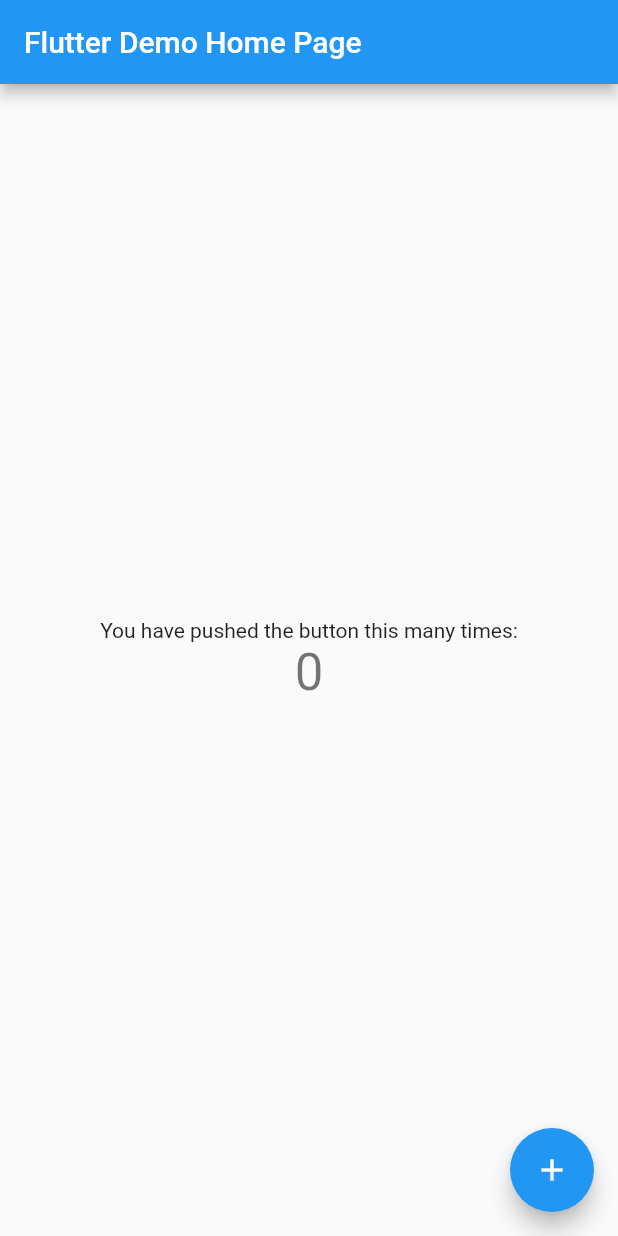
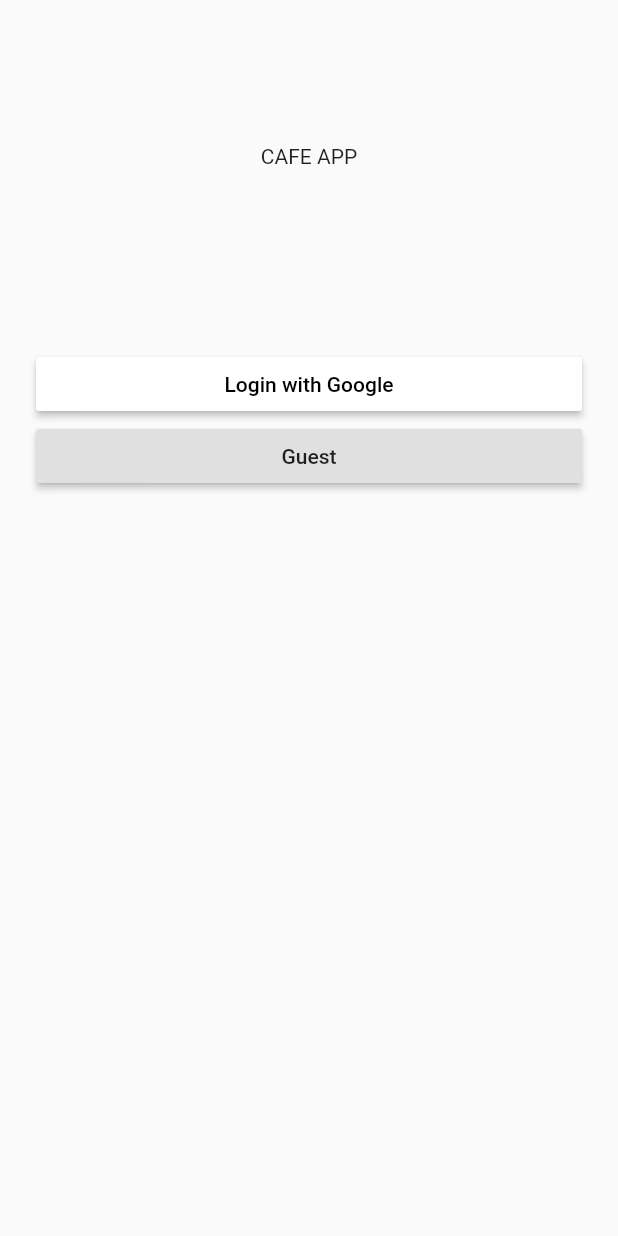
Before and after one commit to minglee68/cafeApp, a Flutter app: the screen it shows after launch, on a phone screen of 412 x 824 dp. Run offline on Flutter 3.47's test engine with Material 2 defaults, Android fonts, the phone set to English and light mode, and no system bars; our stand-ins replace cloud_firestore, firebase_auth, google_sign_in, rxdart; accounts and stored records are empty.

Commit message:
added authentication function and login page and main page

```diff
--- /dev/null
+++ b/lib/login.dart
@@ -0,0 +1,71 @@
+// Copyright 2018-present the Flutter authors. All Rights Reserved.
+//
+// Licensed under the Apache License, Version 2.0 (the "License");
+// you may not use this file except in compliance with the License.
+// You may obtain a copy of the License at
+//
+// http://www.apache.org/licenses/LICENSE-2.0
+//
+// Unless required by applicable law or agreed to in writing, software
+// distributed under the License is distributed on an "AS IS" BASIS,
+// WITHOUT WARRANTIES OR CONDITIONS OF ANY KIND, either express or implied.
+// See the License for the specific language governing permissions and
+// limitations under the License.
+
+import 'package:flutter/material.dart';
+import 'auth.dart';
+
+class LoginPage extends StatefulWidget {
+  @override
+  _LoginPageState createState() => _LoginPageState();
+}
+
+class _LoginPageState extends State<LoginPage> {
+
+  @override
+  Widget build(BuildContext context) {
+    return Scaffold(
+      body: SafeArea(
+        child: ListView(
+          padding: EdgeInsets.symmetric(horizontal: 24.0),
+          children: <Widget>[
+            SizedBox(height: 80.0),
+            Column(
+              children: <Widget>[
+                SizedBox(height: 16.0),
+                Text('CAFE APP'),
+              ],
+            ),
+            SizedBox(height: 120.0),
+            StreamBuilder(
+                stream: authService.user,
+                builder: (context, snapshot) {
+                  if (snapshot.hasData) {
+                    return MaterialButton(
+                      onPressed: () => authService.signOut(),
+                      color: Colors.red,
+                      textColor: Colors.white,
+                      child: Text('Signout'),
+                    );
+                  } else {
+                    return MaterialButton(
+                      onPressed: () => authService.googleSignIn(),
+                      color: Colors.white,
+                      textColor: Colors.black,
+                      child: Text('Login with Google'),
+                    );
+                  }
+                }
+            ),
+            RaisedButton(
+              child: Text('Guest'),
+              onPressed: () {
+                Navigator.pop(context);
+              },
+            ),
+          ],
+        ),
+      ),
+    );
+  }
+}
--- a/lib/main.dart
+++ b/lib/main.dart
@@ -1,111 +1,66 @@
+// Copyright 2018-present the Flutter authors. All Rights Reserved.
+//
+// Licensed under the Apache License, Version 2.0 (the "License");
+// you may not use this file except in compliance with the License.
+// You may obtain a copy of the License at
+//
+// http://www.apache.org/licenses/LICENSE-2.0
+//
+// Unless required by applicable law or agreed to in writing, software
+// distributed under the License is distributed on an "AS IS" BASIS,
+// WITHOUT WARRANTIES OR CONDITIONS OF ANY KIND, either express or implied.
+// See the License for the specific language governing permissions and
+// limitations under the License.
+
 import 'package:flutter/material.dart';
+import 'login.dart';
+import 'auth.dart';
 
-void main() => runApp(MyApp());
+void main() => runApp(HomePage());
 
-class MyApp extends StatelessWidget {
-  // This widget is the root of your application.
+class HomePage extends StatelessWidget {
   @override
   Widget build(BuildContext context) {
     return MaterialApp(
-      title: 'Flutter Demo',
-      theme: ThemeData(
-        // This is the theme of your application.
-        //
-        // Try running your application with "flutter run". You'll see the
-        // application has a blue toolbar. Then, without quitting the app, try
-        // changing the primarySwatch below to Colors.green and then invoke
-        // "hot reload" (press "r" in the console where you ran "flutter run",
-        // or simply save your changes to "hot reload" in a Flutter IDE).
-        // Notice that the counter didn't reset back to zero; the application
-        // is not restarted.
-        primarySwatch: Colors.blue,
-      ),
-      home: MyHomePage(title: 'Flutter Demo Home Page'),
+        title: 'home',
+        home: MyHomePage(),
+        initialRoute: '/login',
+        onGenerateRoute: _getRoute,
+        routes: {
+        }
+    );
+  }
+
+  Route<dynamic> _getRoute(RouteSettings settings) {
+    if (settings.name != '/login') {
+      return null;
+    }
+
+    return MaterialPageRoute<void>(
+      settings: settings,
+      builder: (BuildContext context) => LoginPage(),
+      fullscreenDialog: true,
     );
   }
 }
 
 class MyHomePage extends StatefulWidget {
-  MyHomePage({Key key, this.title}) : super(key: key);
-
-  // This widget is the home page of your application. It is stateful, meaning
-  // that it has a State object (defined below) that contains fields that affect
-  // how it looks.
-
-  // This class is the configuration for the state. It holds the values (in this
-  // case the title) provided by the parent (in this case the App widget) and
-  // used by the build method of the State. Fields in a Widget subclass are
-  // always marked "final".
-
-  final String title;
-
   @override
-  _MyHomePageState createState() => _MyHomePageState();
+  _MyHomePageState createState() {
+    return _MyHomePageState();
+  }
 }
 
 class _MyHomePageState extends State<MyHomePage> {
-  int _counter = 0;
-
-  void _incrementCounter() {
-    setState(() {
-      // This call to setState tells the Flutter framework that something has
-      // changed in this State, which causes it to rerun the build method below
-      // so that the display can reflect the updated values. If we changed
-      // _counter without calling setState(), then the build method would not be
-      // called again, and so nothing would appear to happen.
-      _counter++;
-    });
-  }
-
   @override
   Widget build(BuildContext context) {
-    // This method is rerun every time setState is called, for instance as done
-    // by the _incrementCounter method above.
-    //
-    // The Flutter framework has been optimized to make rerunning build methods
-    // fast, so that you can just rebuild anything that needs updating rather
-    // than having to individually change instances of widgets.
     return Scaffold(
       appBar: AppBar(
-        // Here we take the value from the MyHomePage object that was created by
-        // the App.build method, and use it to set our appbar title.
-        title: Text(widget.title),
+        title: Text('Cafe App'),
       ),
       body: Center(
-        // Center is a layout widget. It takes a single child and positions it
-        // in the middle of the parent.
-        child: Column(
-          // Column is also layout widget. It takes a list of children and
-          // arranges them vertically. By default, it sizes itself to fit its
-          // children horizontally, and tries to be as tall as its parent.
-          //
-          // Invoke "debug painting" (press "p" in the console, choose the
-          // "Toggle Debug Paint" action from the Flutter Inspector in Android
-          // Studio, or the "Toggle Debug Paint" command in Visual Studio Code)
-          // to see the wireframe for each widget.
-          //
-          // Column has various properties to control how it sizes itself and
-          // how it positions its children. Here we use mainAxisAlignment to
-          // center the children vertically; the main axis here is the vertical
-          // axis because Columns are vertical (the cross axis would be
-          // horizontal).
-          mainAxisAlignment: MainAxisAlignment.center,
-          children: <Widget>[
-            Text(
-              'You have pushed the button this many times:',
-            ),
-            Text(
-              '$_counter',
-              style: Theme.of(context).textTheme.display1,
-            ),
-          ],
-        ),
+        child: Text('Cafe App'),
       ),
-      floatingActionButton: FloatingActionButton(
-        onPressed: _incrementCounter,
-        tooltip: 'Increment',
-        child: Icon(Icons.add),
-      ), // This trailing comma makes auto-formatting nicer for build methods.
     );
   }
 }
```
Also changed, not shown: lib/auth.dart (added, +75 -0 lines).
